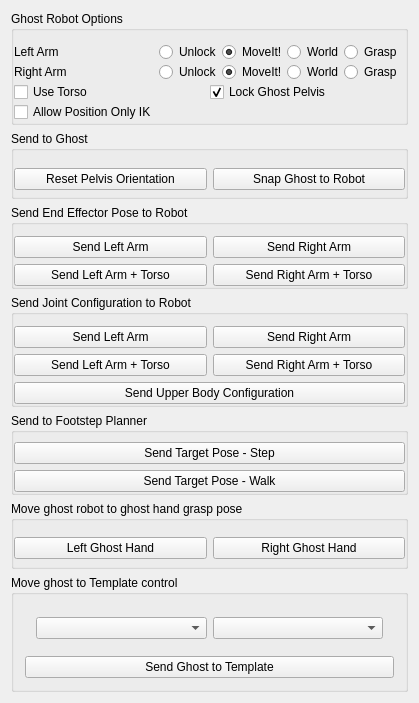
The window that vigir_ocs_ghost_control_widget/src/ui/ghost_control_widget.ui (team-vigir/vigir_ocs_common) describes before a commit, drawn with Qt 5.
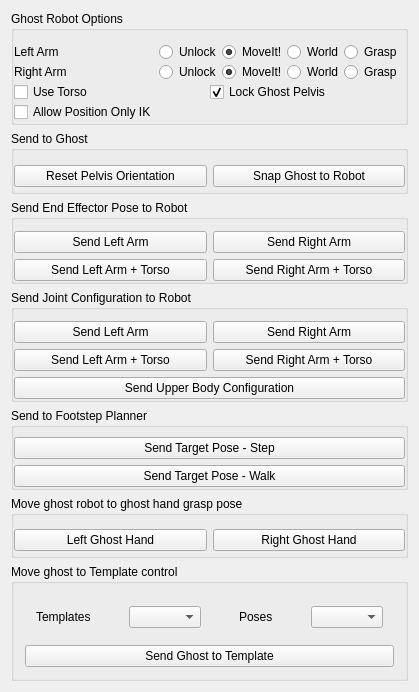
The same window after the commit.

Commit message: Fixed template display message

Diff of the .ui file:
```diff
--- a/vigir_ocs_ghost_control_widget/src/ui/ghost_control_widget.ui
+++ b/vigir_ocs_ghost_control_widget/src/ui/ghost_control_widget.ui
@@ -7,7 +7,7 @@
     <x>0</x>
     <y>0</y>
     <width>419</width>
-    <height>703</height>
+    <height>692</height>
    </rect>
   </property>
   <property name="minimumSize">
@@ -484,9 +484,62 @@
       <item>
        <widget class="QWidget" name="widget_5" native="true">
         <layout class="QHBoxLayout" name="horizontalLayout_3">
+         <item>
+          <widget class="QLabel" name="label">
+           <property name="text">
+            <string>Templates</string>
+           </property>
+          </widget>
+         </item>
+         <item>
+          <spacer name="horizontalSpacer_3">
+           <property name="orientation">
+            <enum>Qt::Horizontal</enum>
+           </property>
+           <property name="sizeHint" stdset="0">
+            <size>
+             <width>40</width>
+             <height>20</height>
+            </size>
+           </property>
+          </spacer>
+         </item>
          <item>
           <widget class="QComboBox" name="templateBox"/>
          </item>
+         <item>
+          <spacer name="horizontalSpacer_5">
+           <property name="orientation">
+            <enum>Qt::Horizontal</enum>
+           </property>
+           <property name="sizeHint" stdset="0">
+            <size>
+             <width>40</width>
+             <height>20</height>
+            </size>
+           </property>
+          </spacer>
+         </item>
+         <item alignment="Qt::AlignRight">
+          <widget class="QLabel" name="label_2">
+           <property name="text">
+            <string>Poses</string>
+           </property>
+          </widget>
+         </item>
+         <item>
+          <spacer name="horizontalSpacer_4">
+           <property name="orientation">
+            <enum>Qt::Horizontal</enum>
+           </property>
+           <property name="sizeHint" stdset="0">
+            <size>
+             <width>40</width>
+             <height>20</height>
+            </size>
+           </property>
+          </spacer>
+         </item>
          <item>
           <widget class="QComboBox" name="graspBox"/>
          </item>
```
Left out of the diff: 5 changed lines with no effect on the pictures. The commit also changes 1 other file.
